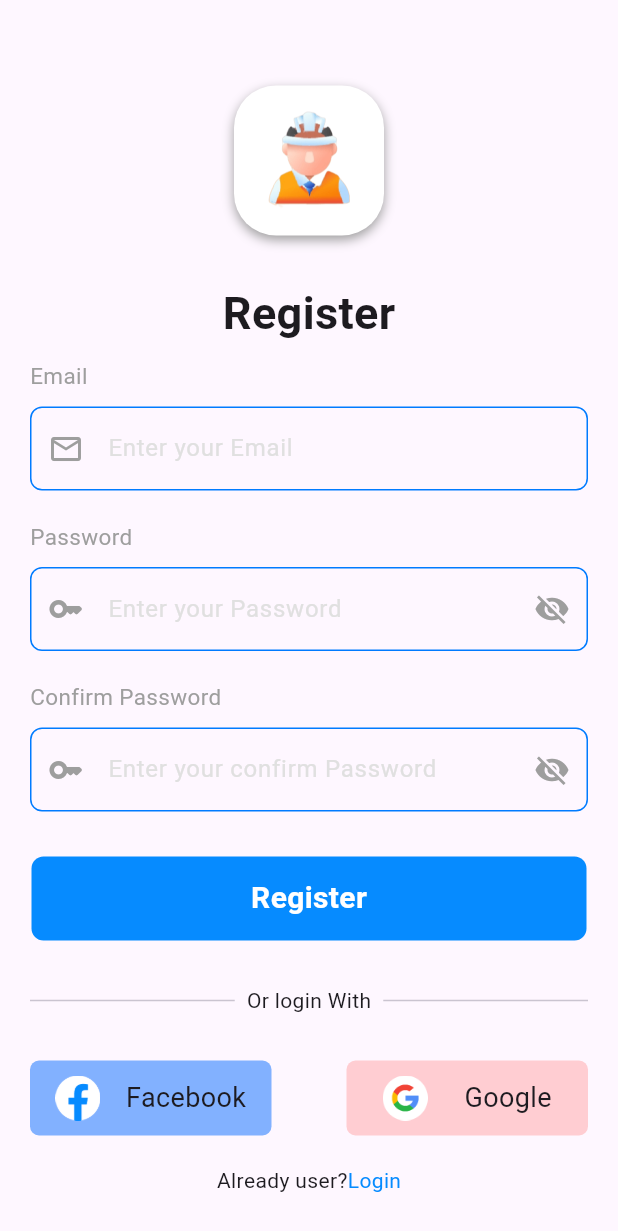
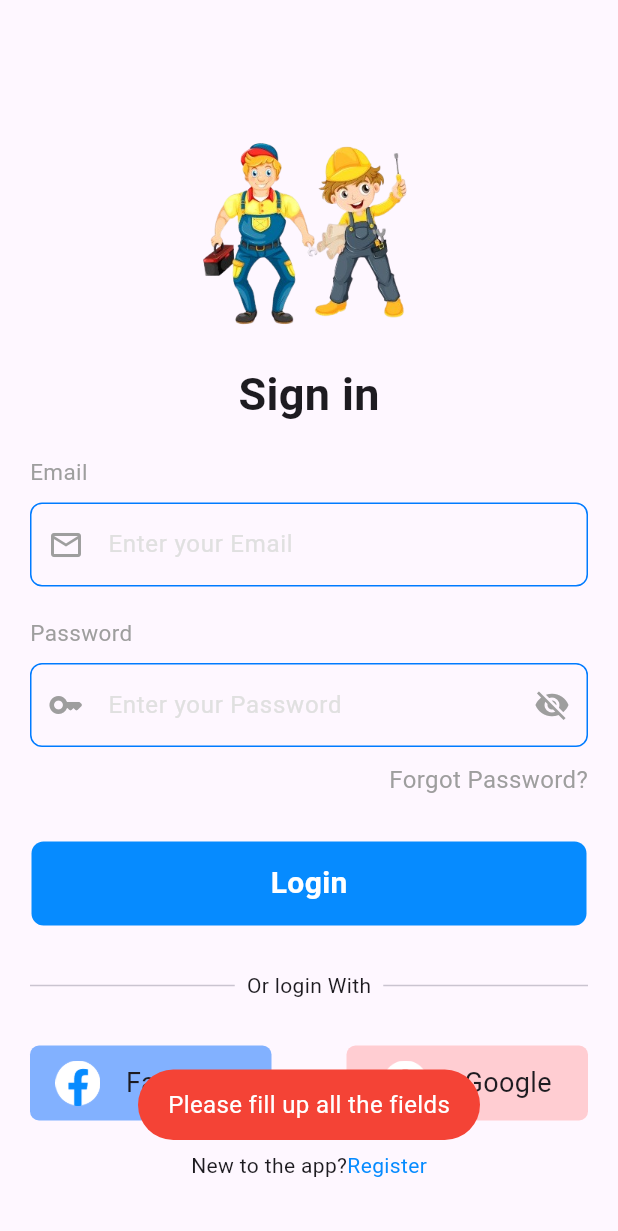
Before and after one commit to memi-omair/labour_spot, a Flutter app: the screen it shows after launch, after a tap on "Login", on a phone screen of 412 x 824 dp. Shown: the top 1231 px of the screen. Run offline on Flutter 3.47's test engine with Material 3 defaults, Android fonts, the phone set to English and light mode, and no system bars; our stand-ins replace firebase_auth, firebase_core, fluttertoast, smooth_star_rating_null_safety; missing offline and left inert: dart:js; accounts and stored records are empty; statements that could not run were skipped.

Commit message:
login register firebase authentication third

```diff
--- a/lib/home_screen.dart
+++ b/lib/home_screen.dart
@@ -6,7 +6,7 @@ import 'package:labourspot/worker_profile.dart';
 import 'package:url_launcher/url_launcher_string.dart';
 
 class HomeScreen extends StatefulWidget {
-  const HomeScreen({super.key});
+  const HomeScreen({super.key, required String title});
 
   @override
   State<HomeScreen> createState() => _HomeScreenState();
--- a/lib/register_screen.dart
+++ b/lib/register_screen.dart
@@ -2,6 +2,7 @@ import 'dart:js';
 
 import 'package:firebase_auth/firebase_auth.dart';
 import 'package:flutter/material.dart';
+import 'package:labourspot/home_screen.dart';
 import 'package:labourspot/sign_Screen.dart';
 import 'package:labourspot/worker_basic_info.dart';
 
@@ -29,7 +30,7 @@ class _RegisterScreenState extends State<RegisterScreen> {
       UserCredential? usercredential;
       try{
         usercredential= await FirebaseAuth.instance.createUserWithEmailAndPassword(email: email, password: password).then((value){
-          Navigator.push(context as BuildContext, MaterialPageRoute(builder: ((context)=>SignScreen())));
+          Navigator.push(context as BuildContext, MaterialPageRoute(builder: (context) => SignScreen()));
         });
       }
       on FirebaseAuthException catch(ex){
--- a/lib/sign_Screen.dart
+++ b/lib/sign_Screen.dart
@@ -1,4 +1,7 @@
+import 'package:firebase_auth/firebase_auth.dart';
 import 'package:flutter/material.dart';
+import 'package:labourspot/cutomalert.dart';
+import 'package:labourspot/home_screen.dart';
 import 'package:labourspot/register_screen.dart';
 
 class SignScreen extends StatefulWidget {
@@ -10,6 +13,25 @@ class SignScreen extends StatefulWidget {
 
 class _SignScreenState extends State<SignScreen> {
   dynamic isObscured;
+  TextEditingController emailController=TextEditingController();
+  TextEditingController passwordController=TextEditingController();
+  login(String email,String password) async{
+    if(email=="" && password==""){
+             showPleaseFillUpToast("error");
+
+    }
+    else{
+      UserCredential? usercredential;
+      try{
+        usercredential= await FirebaseAuth.instance.signInWithEmailAndPassword(email: email, password: password).then((value) {
+          Navigator.push(context, MaterialPageRoute(builder: ((context) => HomeScreen(title:"login"))));
+        });
+      }
+      on FirebaseAuthException catch(ex){
+        return showPleaseFillUpToast( ex.code.toString());
+      }
+    }
+  }
   @override
   void initState() {
     super.initState();
@@ -53,6 +75,8 @@ class _SignScreenState extends State<SignScreen> {
                   height: 10,
                 ),
                 TextFormField(
+                  controller: emailController,
+
                   decoration: InputDecoration(
                     labelText: "Enter your Email",
                     prefixIcon: const Icon(Icons.email_outlined,color: Colors.grey,),
@@ -78,6 +102,8 @@ class _SignScreenState extends State<SignScreen> {
                 ),
                 TextFormField(
                   obscureText: isObscured,
+                  controller: passwordController,
+
                   obscuringCharacter: "*",
                   decoration: InputDecoration(
                     labelText: "Enter your Password",
@@ -136,12 +162,9 @@ class _SignScreenState extends State<SignScreen> {
                           ),
                        ),
                   ),
+                  // on tap of login page
                   onTap: (){
-                    Navigator.push(
-                        context,
-                        MaterialPageRoute(
-                            builder: (context) =>
-                            const RegisterScreen()));
+                    login(emailController.text.toString(), passwordController.text.toString());
 
                   },
                 ),
--- a/lib/worker_basic_info.dart
+++ b/lib/worker_basic_info.dart
@@ -31,7 +31,7 @@ class _WorkerBasicInfoState extends State<WorkerBasicInfo> {
                   context,
                   MaterialPageRoute(
                       builder: (context) =>
-                      const HomeScreen()));
+                      const HomeScreen(title: 'login',)));
             },
           ),
         ),
@@ -245,7 +245,7 @@ class _WorkerBasicInfoState extends State<WorkerBasicInfo> {
                             context,
                             MaterialPageRoute(
                                 builder: (context) =>
-                                const HomeScreen()));
+                                const HomeScreen(title: 'login',)));
                       },
                     ),
                   ),
```
